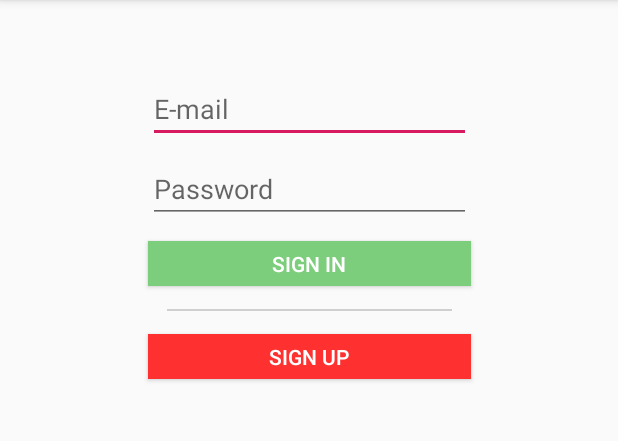
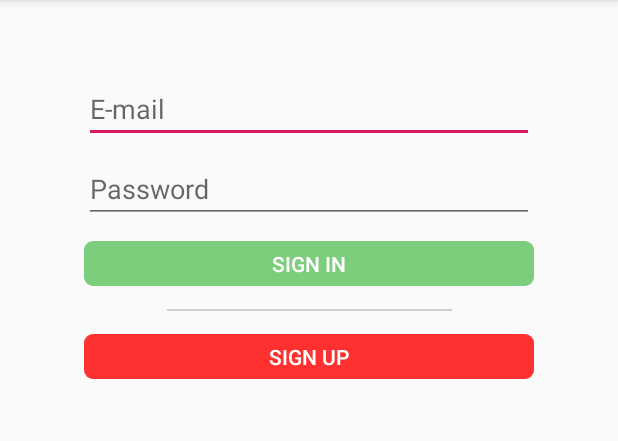
Before and after one commit to chendatao407786/Projet_NFC_THIAW_NDIAYE_CHEN, an Android app: the screen it shows after launch (SignInActivity), on a phone screen of 412 x 824 dp, the part 84-525 px from its top. Run offline under Robolectric (Android 15) with nearby library versions, the phone set to English and light mode, and no system bars.

Commit message:
Update activity_sign_in.xml

```diff
--- a/EasyCommand/app/src/main/res/layout/activity_sign_in.xml
+++ b/EasyCommand/app/src/main/res/layout/activity_sign_in.xml
@@ -9,7 +9,7 @@
 
     <EditText
         android:id="@+id/editText2"
-        android:layout_width="215dp"
+        android:layout_width="300dp"
         android:layout_height="wrap_content"
         android:layout_marginStart="8dp"
         android:layout_marginTop="50dp"
@@ -24,7 +24,7 @@
     <EditText
         android:id="@+id/editText"
         android:hint="Password"
-        android:layout_width="215dp"
+        android:layout_width="300dp"
         android:layout_height="wrap_content"
         android:layout_marginStart="8dp"
         android:layout_marginTop="8dp"
@@ -37,14 +37,15 @@
 
     <Button
         android:id="@+id/login_button"
-
-        android:layout_width="215dp"
+        android:radius="10dp"
+        android:layout_width="300dp"
         android:layout_height="30dp"
         android:layout_marginStart="8dp"
         android:layout_marginTop="12dp"
         android:layout_marginEnd="8dp"
+        android:background="@drawable/button_unfocused"
+        android:backgroundTint="#7CCD7C"
         android:text="Sign in"
-        android:background="#7CCD7C"
         android:textColor="#FFFFFF"
         app:layout_constraintEnd_toEndOf="parent"
         app:layout_constraintStart_toStartOf="parent"
@@ -66,8 +67,9 @@
     <Button
         android:id="@+id/signup_button"
         android:textColor="#FFFFFF"
-        android:background="#FF3030"
-        android:layout_width="215dp"
+        android:background="@drawable/button_background"
+        android:backgroundTint="#FF3030"
+        android:layout_width="300dp"
         android:layout_height="30dp"
         android:layout_marginStart="8dp"
         android:layout_marginEnd="8dp"
```
